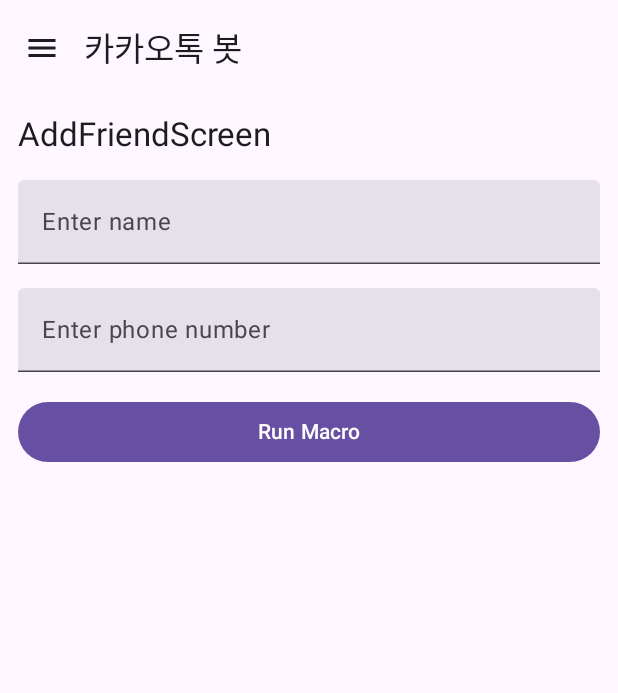
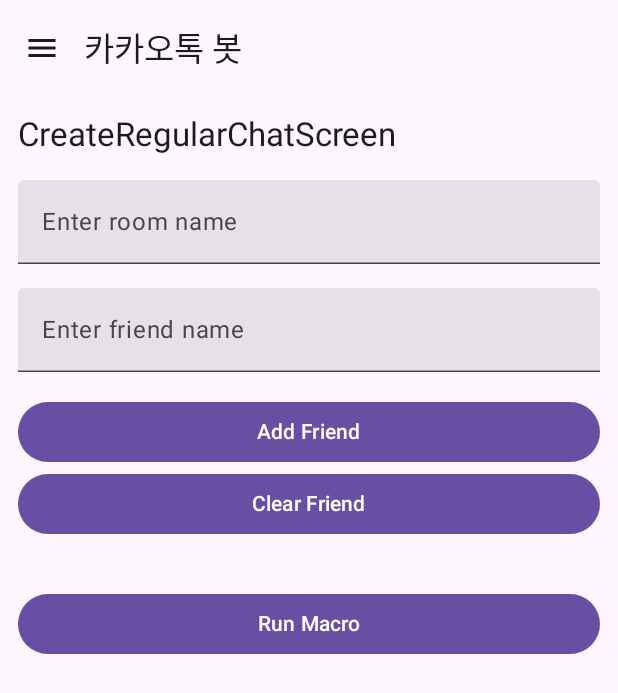
Before and after one commit to scsc-init/homapage_init_kakao_app, an Android app built with Jetpack Compose: the CreateRegularChatScreen screen opened through its navigation route, on a phone screen of 412 x 824 dp. Shown: the top 693 px of the screen. Run offline under Robolectric (Android 15) with nearby library versions, the phone set to English and light mode, and no system bars.

Commit message:
feat CreateRegularChat

```diff
--- a/app/src/main/java/dev/scsc/init/kakaobot/MainActivity.kt
+++ b/app/src/main/java/dev/scsc/init/kakaobot/MainActivity.kt
@@ -37,12 +37,14 @@ import androidx.compose.ui.unit.dp
 import androidx.navigation.compose.NavHost
 import androidx.navigation.compose.composable
 import androidx.navigation.compose.rememberNavController
-import dev.scsc.init.kakaobot.ui.screen.AddFriendObj
-import dev.scsc.init.kakaobot.ui.screen.AddFriendScreen
-import dev.scsc.init.kakaobot.ui.screen.ClickNavObj
-import dev.scsc.init.kakaobot.ui.screen.ClickNavScreen
 import dev.scsc.init.kakaobot.ui.screen.HomeObj
 import dev.scsc.init.kakaobot.ui.screen.HomeScreen
+import dev.scsc.init.kakaobot.ui.screen.friend.AddFriendObj
+import dev.scsc.init.kakaobot.ui.screen.friend.AddFriendScreen
+import dev.scsc.init.kakaobot.ui.screen.helper.ClickNavObj
+import dev.scsc.init.kakaobot.ui.screen.helper.ClickNavScreen
+import dev.scsc.init.kakaobot.ui.screen.regularchat.CreateRegularChatObj
+import dev.scsc.init.kakaobot.ui.screen.regularchat.CreateRegularChatScreen
 import dev.scsc.init.kakaobot.util.AccessibilityUtil
 import kotlinx.coroutines.launch
 
@@ -105,6 +107,21 @@ fun App() {
                     HorizontalDivider(modifier = Modifier.padding(vertical = 8.dp))
 
                     Text(
+                        "Regular Chat",
+                        modifier = Modifier.padding(16.dp),
+                        style = MaterialTheme.typography.titleMedium
+                    )
+                    NavigationDrawerItem(
+                        label = { Text("101001: CreateRegularChatScreen") },
+                        selected = false,
+                        onClick = {
+                            navController.navigate(CreateRegularChatObj)
+                            scope.launch { drawerState.close() }
+                        }
+                    )
+                    HorizontalDivider(modifier = Modifier.padding(vertical = 8.dp))
+
+                    Text(
                         "Friend",
                         modifier = Modifier.padding(16.dp),
                         style = MaterialTheme.typography.titleMedium
@@ -116,11 +133,6 @@ fun App() {
                             navController.navigate(AddFriendObj)
                             scope.launch { drawerState.close() }
                         }
-                    )
-                    NavigationDrawerItem(
-                        label = { Text("103002: CheckFriend") },
-                        selected = false,
-                        onClick = { /* Handle click */ }
                     )
                     HorizontalDivider(modifier = Modifier.padding(vertical = 8.dp))
 
@@ -172,6 +184,7 @@ fun App() {
                     .padding(12.dp)
             ) {
                 composable<HomeObj> { HomeScreen() }
+                composable<CreateRegularChatObj> { CreateRegularChatScreen() }
                 composable<AddFriendObj> { AddFriendScreen() }
                 composable<ClickNavObj> { ClickNavScreen() }
             }
--- a/app/src/main/java/dev/scsc/init/kakaobot/MyApplication.kt
+++ b/app/src/main/java/dev/scsc/init/kakaobot/MyApplication.kt
@@ -15,7 +15,7 @@ class MyApplication : Application() {
         createNotificationChannel()
     }
 
-    var performDelay: Long = 100
+    var performDelay: Long = 150
         set(value) {
             if (value > 0) field = value
         }
--- a/app/src/main/java/dev/scsc/init/kakaobot/macro/action/friend/AddFriendAction.kt
+++ b/app/src/main/java/dev/scsc/init/kakaobot/macro/action/friend/AddFriendAction.kt
@@ -5,7 +5,7 @@ import android.view.accessibility.AccessibilityNodeInfo
 import dev.scsc.init.kakaobot.macro.MacroAction
 import dev.scsc.init.kakaobot.macro.MacroExecutor
 import dev.scsc.init.kakaobot.macro.MainTabTitle
-import dev.scsc.init.kakaobot.macro.action.ClickNavAction
+import dev.scsc.init.kakaobot.macro.action.helper.ClickNavAction
 
 class AddFriendAction(val name: String, val phone: String) : MacroAction {
     override suspend fun execute(executor: MacroExecutor) {
--- a/app/src/main/java/dev/scsc/init/kakaobot/macro/action/ClickNavAction.kt
+++ b/app/src/main/java/dev/scsc/init/kakaobot/macro/action/helper/ClickNavAction.kt
@@ -1,4 +1,4 @@
-package dev.scsc.init.kakaobot.macro.action
+package dev.scsc.init.kakaobot.macro.action.helper
 
 import android.view.accessibility.AccessibilityNodeInfo
 import dev.scsc.init.kakaobot.macro.MacroAction
--- a/app/src/main/java/dev/scsc/init/kakaobot/macro/action/LogWindowXMLAction.kt
+++ b/app/src/main/java/dev/scsc/init/kakaobot/macro/action/helper/LogWindowXMLAction.kt
@@ -1,12 +1,13 @@
-package dev.scsc.init.kakaobot.macro.action
+package dev.scsc.init.kakaobot.macro.action.helper
 
 import android.util.Log
 import dev.scsc.init.kakaobot.macro.MacroAction
 import dev.scsc.init.kakaobot.macro.MacroExecutor
 import dev.scsc.init.kakaobot.util.AccessibilityUtil
 
+@Suppress("unused")
 class LogWindowXMLAction : MacroAction {
     override suspend fun execute(executor: MacroExecutor) {
-        Log.d("rootWindowXML", AccessibilityUtil.dumpNodeToXml(executor.rootInActiveWindow))
+        Log.d("nodeWindowXML", AccessibilityUtil.dumpNodeToXml(executor.rootInActiveWindow))
     }
 }
--- a/app/src/main/java/dev/scsc/init/kakaobot/ui/screen/ClickNavScreen.kt
+++ b/app/src/main/java/dev/scsc/init/kakaobot/ui/screen/helper/ClickNavScreen.kt
@@ -1,4 +1,4 @@
-package dev.scsc.init.kakaobot.ui.screen
+package dev.scsc.init.kakaobot.ui.screen.helper
 
 import android.content.Intent
 import android.os.Parcelable
--- a/app/src/main/java/dev/scsc/init/kakaobot/ui/screen/AddFriendScreen.kt
+++ b/app/src/main/java/dev/scsc/init/kakaobot/ui/screen/regularchat/CreateRegularChatScreen.kt
@@ -1,4 +1,4 @@
-package dev.scsc.init.kakaobot.ui.screen
+package dev.scsc.init.kakaobot.ui.screen.regularchat
 
 import android.content.Intent
 import android.os.Parcelable
@@ -8,19 +8,20 @@ import androidx.compose.foundation.layout.Spacer
 import androidx.compose.foundation.layout.fillMaxSize
 import androidx.compose.foundation.layout.fillMaxWidth
 import androidx.compose.foundation.layout.height
-import androidx.compose.foundation.text.KeyboardOptions
+import androidx.compose.foundation.lazy.LazyColumn
+import androidx.compose.foundation.lazy.items
 import androidx.compose.material3.Button
 import androidx.compose.material3.MaterialTheme
 import androidx.compose.material3.Text
 import androidx.compose.material3.TextField
 import androidx.compose.runtime.Composable
 import androidx.compose.runtime.getValue
+import androidx.compose.runtime.mutableStateListOf
 import androidx.compose.runtime.mutableStateOf
 import androidx.compose.runtime.remember
 import androidx.compose.runtime.setValue
 import androidx.compose.ui.Modifier
 import androidx.compose.ui.platform.LocalContext
-import androidx.compose.ui.text.input.KeyboardType
 import androidx.compose.ui.unit.dp
 import dev.scsc.init.kakaobot.MyAccessibilityService
 import dev.scsc.init.kakaobot.macro.MacroActionType
@@ -28,15 +29,16 @@ import dev.scsc.init.kakaobot.util.AccessibilityUtil
 import kotlinx.serialization.Serializable
 
 @Serializable
-object AddFriendObj
+object CreateRegularChatObj
 
 @Composable
-fun AddFriendScreen() {
+fun CreateRegularChatScreen() {
     val context = LocalContext.current
-    var name by remember { mutableStateOf("") }
-    var phone by remember { mutableStateOf("") }
+    var roomName by remember { mutableStateOf("") }
+    var friendName by remember { mutableStateOf("") }
+    val friends = remember { mutableStateListOf<String>() }
 
-    fun onClick(name: String, phone: String) {
+    fun onClick(roomName: String, friends: ArrayList<String>) {
         if (!AccessibilityUtil.isAccessibilityServiceEnabled(
                 context,
                 MyAccessibilityService::class.java,
@@ -49,42 +51,62 @@ fun AddFriendScreen() {
             ).show()
             return
         }
-        if (name.isBlank() || phone.isBlank()) {
-            Toast.makeText(context, "Please enter both name and phone.", Toast.LENGTH_LONG).show()
+        if (roomName.isBlank() || friends.isEmpty()) {
+            Toast.makeText(context, "Please enter both roomName and friends.", Toast.LENGTH_LONG)
+                .show()
             return
         }
         val intent = Intent(context, MyAccessibilityService::class.java)
         intent.action = MyAccessibilityService.ACTION_RUN_MACRO
-        intent.putExtra("macroActionType", MacroActionType.ADD_FRIEND as Parcelable)
-        intent.putExtra("name", name)
-        intent.putExtra("phone", phone)
+        intent.putExtra("macroActionType", MacroActionType.CREATE_REGULAR_CHAT as Parcelable)
+        intent.putExtra("roomName", roomName)
+        intent.putExtra("friends", friends)
         context.startService(intent)
     }
 
     Column(modifier = Modifier.fillMaxSize()) {
-        Text("AddFriendScreen", style = MaterialTheme.typography.titleLarge)
+        Text("CreateRegularChatScreen", style = MaterialTheme.typography.titleLarge)
         Spacer(modifier = Modifier.height(16.dp))
 
         TextField(
-            value = name,
-            onValueChange = { name = it },
-            label = { Text("Enter name") },
+            value = roomName,
+            onValueChange = { roomName = it },
+            label = { Text("Enter room name") },
             modifier = Modifier.fillMaxWidth(),
+            singleLine = true,
         )
         Spacer(modifier = Modifier.height(16.dp))
 
         TextField(
-            value = phone,
-            onValueChange = { phone = it },
-            label = { Text("Enter phone number") },
+            value = friendName,
+            onValueChange = { friendName = it },
+            label = { Text("Enter friend name") },
             modifier = Modifier.fillMaxWidth(),
             singleLine = true,
-            keyboardOptions = KeyboardOptions(keyboardType = KeyboardType.Phone),
         )
         Spacer(modifier = Modifier.height(16.dp))
 
         Button(
-            onClick = { onClick(name, phone) },
+            onClick = { friends.add(friendName) },
+            modifier = Modifier.fillMaxWidth(),
+        ) {
+            Text("Add Friend")
+        }
+        Button(
+            onClick = { friends.clear() },
+            modifier = Modifier.fillMaxWidth(),
+        ) {
+            Text("Clear Friend")
+        }
+        Spacer(modifier = Modifier.height(16.dp))
+
+        LazyColumn {
+            items(friends) { Text(it) }
+        }
+        Spacer(modifier = Modifier.height(16.dp))
+
+        Button(
+            onClick = { onClick(roomName, friends.toMutableList() as ArrayList<String>) },
             modifier = Modifier.fillMaxWidth(),
         ) {
             Text("Run Macro")
```
Also changed, not shown: app/src/main/java/dev/scsc/init/kakaobot/macro/MacroExecutor.kt (+25 -5 lines), app/src/main/java/dev/scsc/init/kakaobot/macro/action/regularchat/CreateRegularChatAction.kt (added, +115 -0 lines), app/src/main/java/dev/scsc/init/kakaobot/ui/screen/friend/AddFriendScreen.kt (added, +94 -0 lines).
